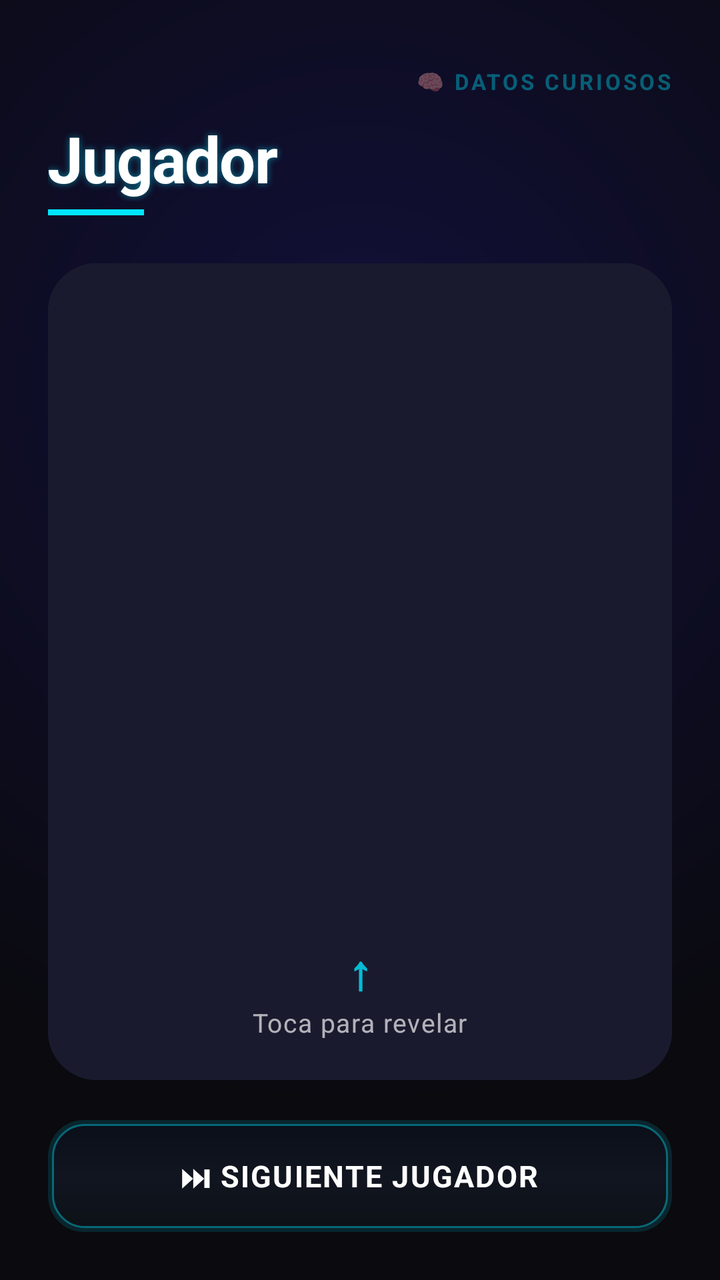
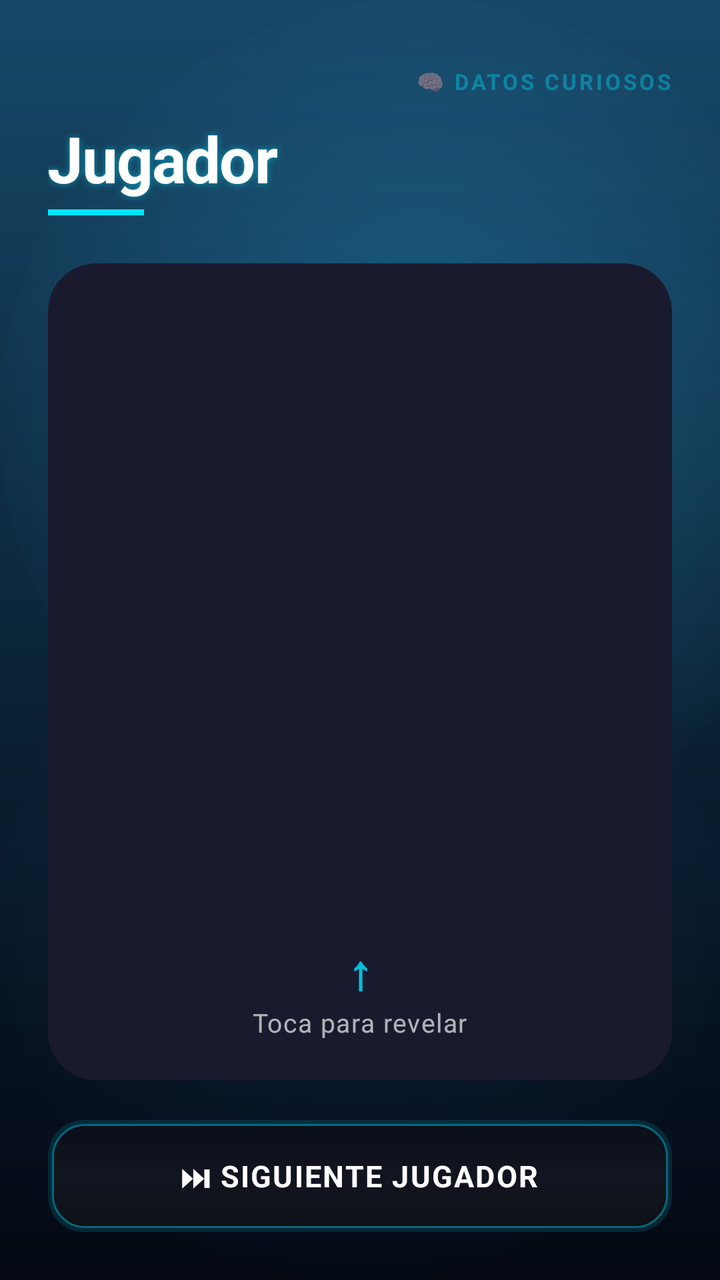

Screens rendered from an Android XML layout before and after an edit, with the pre-edit source and the edit as a unified diff.
<!-- AndroidManifest.xml: application theme Theme.ImpostorGame -->
<!-- res/layout/activity_datos_curiosos_reveal_final.xml -->
<?xml version="1.0" encoding="utf-8"?>
<FrameLayout xmlns:android="http://schemas.android.com/apk/res/android"
    xmlns:app="http://schemas.android.com/apk/res-auto"
    android:id="@+id/rootDatosCuriosos"
    android:layout_width="match_parent"
    android:layout_height="match_parent"
    android:background="#0A0A0F">

    
    <View
        android:layout_width="match_parent"
        android:layout_height="match_parent"
        android:background="@drawable/bg_datos_curiosos" />

    
    <LinearLayout
        android:id="@+id/layoutDatosCuriosos"
        android:layout_width="match_parent"
        android:layout_height="match_parent"
        android:orientation="vertical"
        android:padding="24dp">

        
        <LinearLayout
            android:layout_width="match_parent"
            android:layout_height="wrap_content"
            android:orientation="horizontal"
            android:gravity="center_vertical"
            android:layout_marginTop="8dp"
            android:layout_marginBottom="8dp">

            <TextView
                android:id="@+id/txtContadorJugador"
                android:layout_width="0dp"
                android:layout_height="wrap_content"
                android:layout_weight="1"
                android:text=""
                android:textColor="#80FFFFFF"
                android:textSize="13sp"
                android:letterSpacing="0.08" />

            <TextView
                android:id="@+id/txtModoLabel"
                android:layout_width="wrap_content"
                android:layout_height="wrap_content"
                android:text="@string/datos_modo_label"
                android:textColor="#6000E5FF"
                android:textSize="11sp"
                android:letterSpacing="0.12"
                android:textStyle="bold" />

        </LinearLayout>

        
        <TextView
            android:id="@+id/txtNombreJugador"
            android:layout_width="match_parent"
            android:layout_height="wrap_content"
            android:layout_marginBottom="4dp"
            android:text="@string/jugador"
            android:textColor="@android:color/white"
            android:textSize="32sp"
            android:textStyle="bold"
            android:letterSpacing="-0.02"
            android:shadowColor="#8000E5FF"
            android:shadowDx="0"
            android:shadowDy="0"
            android:shadowRadius="8"
            android:maxLines="1"
            android:ellipsize="end" />

        
        <View
            android:id="@+id/lineaAcento"
            android:layout_width="48dp"
            android:layout_height="3dp"
            android:layout_marginBottom="24dp"
            android:background="#00E5FF"
            android:layout_gravity="start" />

        
        <FrameLayout
            android:id="@+id/cardReveal"
            android:layout_width="match_parent"
            android:layout_height="0dp"
            android:layout_weight="1"
            android:layout_marginBottom="20dp">

            
            <LinearLayout
                android:id="@+id/layoutContenido"
                android:layout_width="match_parent"
                android:layout_height="match_parent"
                android:orientation="vertical"
                android:gravity="center"
                android:padding="32dp"
                android:background="@drawable/bg_reveal_content">

                
                <LinearLayout
                    android:id="@+id/layoutImpostor"
                    android:layout_width="match_parent"
                    android:layout_height="wrap_content"
                    android:orientation="vertical"
                    android:gravity="center"
                    android:visibility="gone">

                    <TextView
                        android:id="@+id/txtImpostorEmoji"
                        android:layout_width="wrap_content"
                        android:layout_height="wrap_content"
                        android:text="&#128373;&#65039;"
                        android:textSize="56sp"
                        android:layout_marginBottom="16dp" />

                    <TextView
                        android:id="@+id/txtImpostorTitulo"
                        android:layout_width="wrap_content"
                        android:layout_height="wrap_content"
                        android:text="@string/datos_eres_impostor"
                        android:textColor="#FF4444"
                        android:textSize="22sp"
                        android:textStyle="bold"
                        android:letterSpacing="0.06"
                        android:gravity="center"
                        android:layout_marginBottom="12dp" />

                    <TextView
                        android:id="@+id/txtImpostorSubtitulo"
                        android:layout_width="wrap_content"
                        android:layout_height="wrap_content"
                        android:text="@string/datos_inventa_dato"
                        android:textColor="#AAFFFFFF"
                        android:textSize="15sp"
                        android:gravity="center"
                        android:lineSpacingMultiplier="1.4" />

                </LinearLayout>

                
                <LinearLayout
                    android:id="@+id/layoutDato"
                    android:layout_width="match_parent"
                    android:layout_height="wrap_content"
                    android:orientation="vertical"
                    android:gravity="center"
                    android:visibility="gone">

                    <TextView
                        android:id="@+id/txtDatoCurioso"
                        android:layout_width="match_parent"
                        android:layout_height="wrap_content"
                        android:textColor="@android:color/white"
                        android:textSize="19sp"
                        android:gravity="center"
                        android:lineSpacingMultiplier="1.5"
                        android:layout_marginBottom="20dp" />

                    <View
                        android:layout_width="32dp"
                        android:layout_height="1dp"
                        android:background="#4000E5FF"
                        android:layout_marginBottom="16dp" />

                    <TextView
                        android:id="@+id/txtLabelContenido"
                        android:layout_width="wrap_content"
                        android:layout_height="wrap_content"
                        android:text="@string/datos_label_dato"
                        android:textColor="#6000E5FF"
                        android:textSize="11sp"
                        android:letterSpacing="0.15"
                        android:textStyle="bold" />

                </LinearLayout>

            </LinearLayout>

            
            <FrameLayout
                android:id="@+id/capaCubierta"
                android:layout_width="match_parent"
                android:layout_height="match_parent"
                android:background="@drawable/bg_reveal_cover"
                android:clipToOutline="true"
                android:clickable="true"
                android:focusable="true">

                <ImageView
                    android:id="@+id/imgJugador"
                    android:layout_width="match_parent"
                    android:layout_height="match_parent"
                    android:scaleType="centerCrop"
                    android:contentDescription="@null" />

                
                <LinearLayout
                    android:id="@+id/layoutHintTap"
                    android:layout_width="wrap_content"
                    android:layout_height="wrap_content"
                    android:layout_gravity="bottom|center_horizontal"
                    android:layout_marginBottom="20dp"
                    android:orientation="vertical"
                    android:gravity="center">

                    <TextView
                        android:layout_width="wrap_content"
                        android:layout_height="wrap_content"
                        android:text="&#8593;"
                        android:textColor="#CC00E5FF"
                        android:textSize="24sp"
                        android:textStyle="bold"
                        android:gravity="center" />

                    <TextView
                        android:layout_width="wrap_content"
                        android:layout_height="wrap_content"
                        android:text="@string/datos_toca_revelar"
                        android:textColor="#AAFFFFFF"
                        android:textSize="13sp"
                        android:letterSpacing="0.04" />

                </LinearLayout>

            </FrameLayout>

        </FrameLayout>

        
        <androidx.cardview.widget.CardView
            android:id="@+id/btnSiguienteJugador"
            android:layout_width="match_parent"
            android:layout_height="56dp"
            android:clickable="true"
            android:focusable="true"
            app:cardCornerRadius="16dp"
            app:cardElevation="0dp"
            app:cardBackgroundColor="@android:color/transparent">

            <LinearLayout
                android:layout_width="match_parent"
                android:layout_height="match_parent"
                android:gravity="center"
                android:background="@drawable/btn_final"
                android:orientation="horizontal">

                <TextView
                    android:id="@+id/txtBtnSiguiente"
                    android:layout_width="wrap_content"
                    android:layout_height="wrap_content"
                    android:text="@string/datos_siguiente"
                    android:textColor="@android:color/white"
                    android:textSize="15sp"
                    android:textStyle="bold"
                    android:letterSpacing="0.05" />

            </LinearLayout>

        </androidx.cardview.widget.CardView>

    </LinearLayout>

</FrameLayout>
<!-- resources referenced by this layout -->
<resources>
  <!-- drawable bg_datos_curiosos (drawable) -->
  <?xml version="1.0" encoding="utf-8"?>
  <shape xmlns:android="http://schemas.android.com/apk/res/android">
      <gradient
          android:type="radial"
          android:gradientRadius="100%"
          android:centerX="0.5"
          android:centerY="0.3"
          android:startColor="#12103A"
          android:endColor="#0A0A0F" />
  </shape>
  <!-- drawable bg_reveal_content (drawable) -->
  <?xml version="1.0" encoding="utf-8"?>
  <shape xmlns:android="http://schemas.android.com/apk/res/android">
      <solid android:color="#14141E" />
      <corners android:radius="24dp" />
      <stroke android:width="1dp" android:color="#2500E5FF" />
  </shape>
  <!-- drawable bg_reveal_cover (drawable) -->
  <?xml version="1.0" encoding="utf-8"?>
  <shape xmlns:android="http://schemas.android.com/apk/res/android">
      <solid android:color="#1A1A2E" />
      <corners android:radius="24dp" />
  </shape>
  <string name="datos_eres_impostor">ERES EL IMPOSTOR</string>
  <string name="datos_inventa_dato">Invéntate un dato curioso\ncuando sea tu turno</string>
  <string name="datos_label_dato">DATO CURIOSO</string>
  <string name="datos_modo_label">🧠 DATOS CURIOSOS</string>
  <string name="datos_siguiente">⏭  SIGUIENTE JUGADOR</string>
  <string name="datos_toca_revelar">Toca para revelar</string>
  <string name="jugador">Jugador</string>
  <style name="Theme.ImpostorGame" parent="Base.Theme.ImpostorGame">
          <item name="colorPrimary">#00E5FF</item>
          <item name="colorOnPrimary">#FFFFFF</item>
          <item name="android:statusBarColor">@android:color/transparent</item>
          <item name="android:navigationBarColor">@android:color/transparent</item>
          <item name="android:windowBackground">@android:color/black</item>
      </style>
  <style name="Base.Theme.ImpostorGame" parent="Theme.Material3.DayNight.NoActionBar">
          <item name="android:textViewStyle">@style/ImpostorGame.TextView</item>
      </style>
  <style name="ImpostorGame.TextView" parent="android:Widget.TextView">
          <item name="android:hyphenationFrequency">none</item>
          <item name="android:breakStrategy">simple</item>
      </style>
  <!-- unchanged entries left out for length: 1 -->
</resources>

<!-- the commit's change to res/layout/activity_datos_curiosos_reveal_final.xml (unified diff, before → after) -->
@@ -10,7 +10,7 @@
     <View
         android:layout_width="match_parent"
         android:layout_height="match_parent"
-        android:background="@drawable/bg_datos_curiosos" />
+        android:background="@drawable/bg_final_main_bg" />
 
     
     <LinearLayout
<!-- resource entries referenced after the edit -->
@@ -1,16 +1,71 @@
 <!-- resources referenced by this layout -->
 <resources>
-  <!-- drawable bg_datos_curiosos (drawable) -->
+  <!-- drawable bg_final_main_bg (drawable) -->
   <?xml version="1.0" encoding="utf-8"?>
-  <shape xmlns:android="http://schemas.android.com/apk/res/android">
-      <gradient
-          android:type="radial"
-          android:gradientRadius="100%"
-          android:centerX="0.5"
-          android:centerY="0.3"
-          android:startColor="#12103A"
-          android:endColor="#0A0A0F" />
-  </shape>
+  <layer-list xmlns:android="http://schemas.android.com/apk/res/android">
+  
+      
+      <item>
+          <shape>
+              <gradient
+                  android:angle="145"
+                  android:startColor="#1A2D4F"
+                  android:centerColor="#0B172C"
+                  android:endColor="#040914" />
+          </shape>
+      </item>
+  
+      
+      <item>
+          <shape>
+              <gradient
+                  android:angle="270"
+                  android:startColor="#2400E5FF"
+                  android:endColor="#00000000" />
+          </shape>
+      </item>
+  
+      
+      <item android:gravity="top|start">
+          <shape android:shape="oval">
+              <size
+                  android:width="420dp"
+                  android:height="420dp" />
+              <gradient
+                  android:type="radial"
+                  android:gradientRadius="220dp"
+                  android:centerColor="#2439C7FF"
+                  android:startColor="#4D1FCBFF"
+                  android:endColor="#0012253D" />
+          </shape>
+      </item>
+  
+      
+      <item android:gravity="bottom|end">
+          <shape android:shape="oval">
+              <size
+                  android:width="360dp"
+                  android:height="360dp" />
+              <gradient
+                  android:type="radial"
+                  android:gradientRadius="190dp"
+                  android:startColor="#2F1E4C92"
+                  android:endColor="#00081018" />
+          </shape>
+      </item>
+  
+      
+      <item>
+          <shape>
+              <gradient
+                  android:angle="270"
+                  android:startColor="#00000000"
+                  android:centerColor="#08000000"
+                  android:endColor="#2A01040B" />
+          </shape>
+      </item>
+  
+  </layer-list>
   <!-- drawable bg_reveal_content (drawable) -->
   <?xml version="1.0" encoding="utf-8"?>
   <shape xmlns:android="http://schemas.android.com/apk/res/android">
